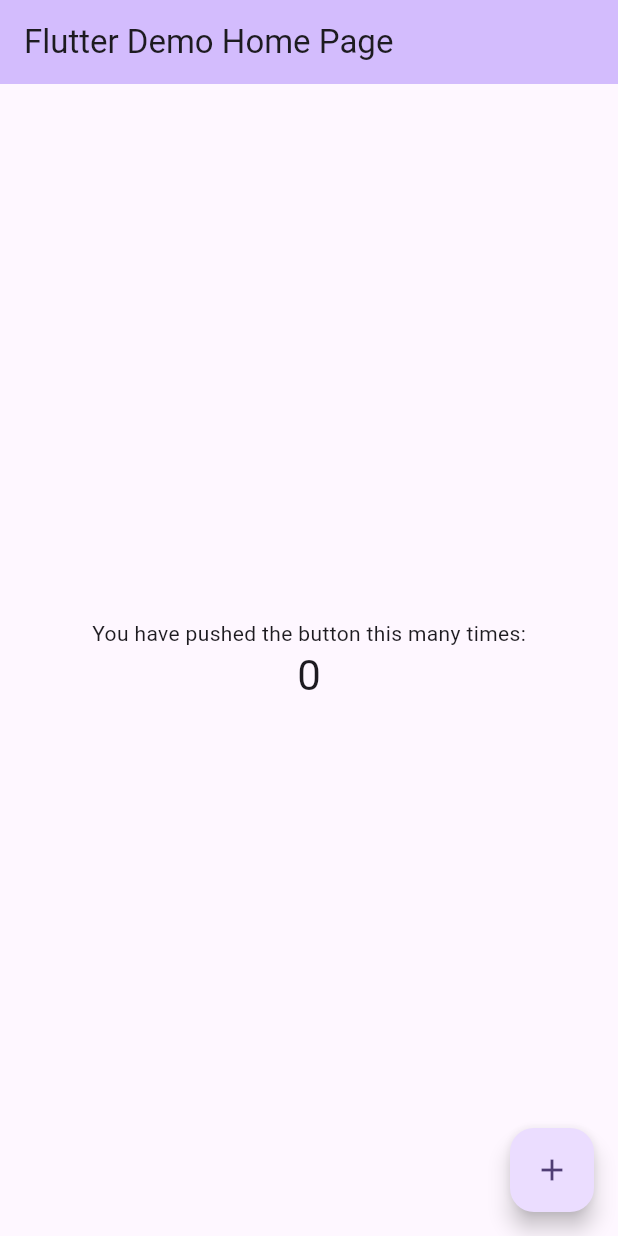
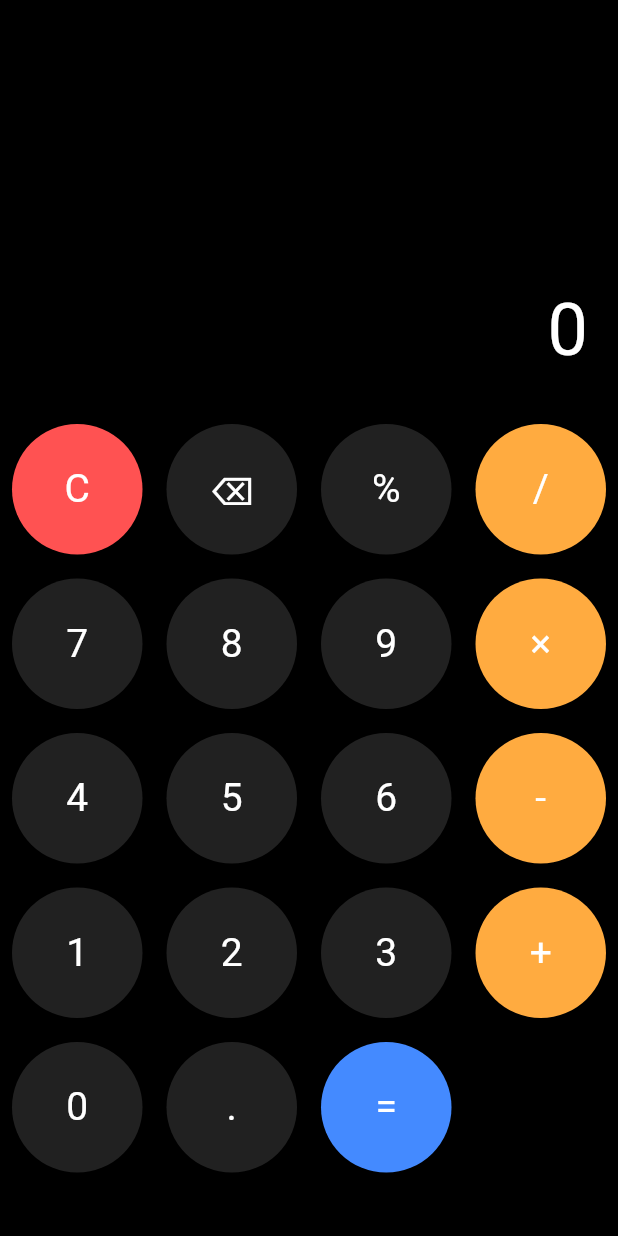
Before and after one commit to YEEDLIB/flutterapp, a Flutter app: the screen it shows after launch, on a phone screen of 412 x 824 dp. Run offline on Flutter 3.47's test engine with Material 3 defaults, Android fonts, the phone set to English and light mode, and no system bars; our stand-ins replace math_expressions.

Commit message:
Update main.dart

```diff
--- a/my_app/lib/main.dart
+++ b/my_app/lib/main.dart
@@ -1,122 +1,146 @@
 import 'package:flutter/material.dart';
+import 'package:math_expressions/math_expressions.dart';
 
 void main() {
-  runApp(const MyApp());
+  runApp(const CalculatorApp());
 }
 
-class MyApp extends StatelessWidget {
-  const MyApp({super.key});
+class CalculatorApp extends StatelessWidget {
+  const CalculatorApp({super.key});
 
-  // This widget is the root of your application.
   @override
   Widget build(BuildContext context) {
     return MaterialApp(
-      title: 'Flutter Demo',
-      theme: ThemeData(
-        // This is the theme of your application.
-        //
-        // TRY THIS: Try running your application with "flutter run". You'll see
-        // the application has a purple toolbar. Then, without quitting the app,
-        // try changing the seedColor in the colorScheme below to Colors.green
-        // and then invoke "hot reload" (save your changes or press the "hot
-        // reload" button in a Flutter-supported IDE, or press "r" if you used
-        // the command line to start the app).
-        //
-        // Notice that the counter didn't reset back to zero; the application
-        // state is not lost during the reload. To reset the state, use hot
-        // restart instead.
-        //
-        // This works for code too, not just values: Most code changes can be
-        // tested with just a hot reload.
-        colorScheme: .fromSeed(seedColor: Colors.deepPurple),
-      ),
-      home: const MyHomePage(title: 'Flutter Demo Home Page'),
+      debugShowCheckedModeBanner: false,
+      home: const CalculatorScreen(),
     );
   }
 }
 
-class MyHomePage extends StatefulWidget {
-  const MyHomePage({super.key, required this.title});
-
-  // This widget is the home page of your application. It is stateful, meaning
-  // that it has a State object (defined below) that contains fields that affect
-  // how it looks.
-
-  // This class is the configuration for the state. It holds the values (in this
-  // case the title) provided by the parent (in this case the App widget) and
-  // used by the build method of the State. Fields in a Widget subclass are
-  // always marked "final".
-
-  final String title;
+class CalculatorScreen extends StatefulWidget {
+  const CalculatorScreen({super.key});
 
   @override
-  State<MyHomePage> createState() => _MyHomePageState();
+  State<CalculatorScreen> createState() => _CalculatorScreenState();
 }
 
-class _MyHomePageState extends State<MyHomePage> {
-  int _counter = 0;
+class _CalculatorScreenState extends State<CalculatorScreen> {
+  String userInput = "";
+  String result = "0";
 
-  void _incrementCounter() {
-    setState(() {
-      // This call to setState tells the Flutter framework that something has
-      // changed in this State, which causes it to rerun the build method below
-      // so that the display can reflect the updated values. If we changed
-      // _counter without calling setState(), then the build method would not be
-      // called again, and so nothing would appear to happen.
-      _counter++;
-    });
-  }
+  final List<String> buttons = [
+    "C", "⌫", "%", "/",
+    "7", "8", "9", "×",
+    "4", "5", "6", "-",
+    "1", "2", "3", "+",
+    "0", ".", "=",
+  ];
 
   @override
   Widget build(BuildContext context) {
-    // This method is rerun every time setState is called, for instance as done
-    // by the _incrementCounter method above.
-    //
-    // The Flutter framework has been optimized to make rerunning build methods
-    // fast, so that you can just rebuild anything that needs updating rather
-    // than having to individually change instances of widgets.
     return Scaffold(
-      appBar: AppBar(
-        // TRY THIS: Try changing the color here to a specific color (to
-        // Colors.amber, perhaps?) and trigger a hot reload to see the AppBar
-        // change color while the other colors stay the same.
-        backgroundColor: Theme.of(context).colorScheme.inversePrimary,
-        // Here we take the value from the MyHomePage object that was created by
-        // the App.build method, and use it to set our appbar title.
-        title: Text(widget.title),
-      ),
-      body: Center(
-        // Center is a layout widget. It takes a single child and positions it
-        // in the middle of the parent.
-        child: Column(
-          // Column is also a layout widget. It takes a list of children and
-          // arranges them vertically. By default, it sizes itself to fit its
-          // children horizontally, and tries to be as tall as its parent.
-          //
-          // Column has various properties to control how it sizes itself and
-          // how it positions its children. Here we use mainAxisAlignment to
-          // center the children vertically; the main axis here is the vertical
-          // axis because Columns are vertical (the cross axis would be
-          // horizontal).
-          //
-          // TRY THIS: Invoke "debug painting" (choose the "Toggle Debug Paint"
-          // action in the IDE, or press "p" in the console), to see the
-          // wireframe for each widget.
-          mainAxisAlignment: .center,
-          children: [
-            const Text('You have pushed the button this many times:'),
-            Text(
-              '$_counter',
-              style: Theme.of(context).textTheme.headlineMedium,
+      backgroundColor: Colors.black,
+      body: Column(
+        children: [
+          Expanded(
+            child: Container(
+              padding: const EdgeInsets.all(20),
+              alignment: Alignment.bottomRight,
+              child: Column(
+                mainAxisAlignment: MainAxisAlignment.end,
+                crossAxisAlignment: CrossAxisAlignment.end,
+                children: [
+                  Text(
+                    userInput,
+                    style: const TextStyle(color: Colors.white70, fontSize: 28),
+                  ),
+                  Text(
+                    result,
+                    style: const TextStyle(color: Colors.white, fontSize: 48),
+                  ),
+                ],
+              ),
             ),
-          ],
-        ),
-      ),
-      floatingActionButton: FloatingActionButton(
-        onPressed: _incrementCounter,
-        tooltip: 'Increment',
-        child: const Icon(Icons.add),
+          ),
+
+          Expanded(
+            flex: 2,
+            child: GridView.builder(
+              itemCount: buttons.length,
+              gridDelegate: const SliverGridDelegateWithFixedCrossAxisCount(
+                crossAxisCount: 4,
+              ),
+              itemBuilder: (context, index) {
+                return calculatorButton(buttons[index]);
+              },
+            ),
+          ),
+        ],
       ),
     );
   }
+
+  Widget calculatorButton(String text) {
+    Color btnColor = Colors.grey.shade900;
+    Color txtColor = Colors.white;
+
+    if (text == "C") {
+      btnColor = Colors.redAccent;
+    } else if (text == "=") {
+      btnColor = Colors.blueAccent;
+    } else if (["/", "×", "-", "+"].contains(text)) {
+      btnColor = Colors.orangeAccent;
+    }
+
+    return InkWell(
+      onTap: () {
+        setState(() {
+          handleInput(text);
+        });
+      },
+      child: Container(
+        margin: const EdgeInsets.all(8),
+        decoration: BoxDecoration(
+          color: btnColor,
+          borderRadius: BorderRadius.circular(50),
+        ),
+        child: Center(
+          child: Text(
+            text,
+            style: TextStyle(color: txtColor, fontSize: 26),
+          ),
+        ),
+      ),
+    );
+  }
+
+  void handleInput(String value) {
+    if (value == "C") {
+      userInput = "";
+      result = "0";
+    } else if (value == "⌫") {
+      if (userInput.isNotEmpty) {
+        userInput = userInput.substring(0, userInput.length - 1);
+      }
+    } else if (value == "=") {
+      calculateResult();
+    } else if (value == "×") {
+      userInput += "*";
+    } else {
+      userInput += value;
+    }
+  }
+
+  void calculateResult() {
+    try {
+      Parser p = Parser();
+      Expression exp = p.parse(userInput);
+      ContextModel cm = ContextModel();
+      double eval = exp.evaluate(EvaluationType.REAL, cm);
+
+      result = eval.toString();
+    } catch (e) {
+      result = "Error";
+    }
+  }
 }
```
